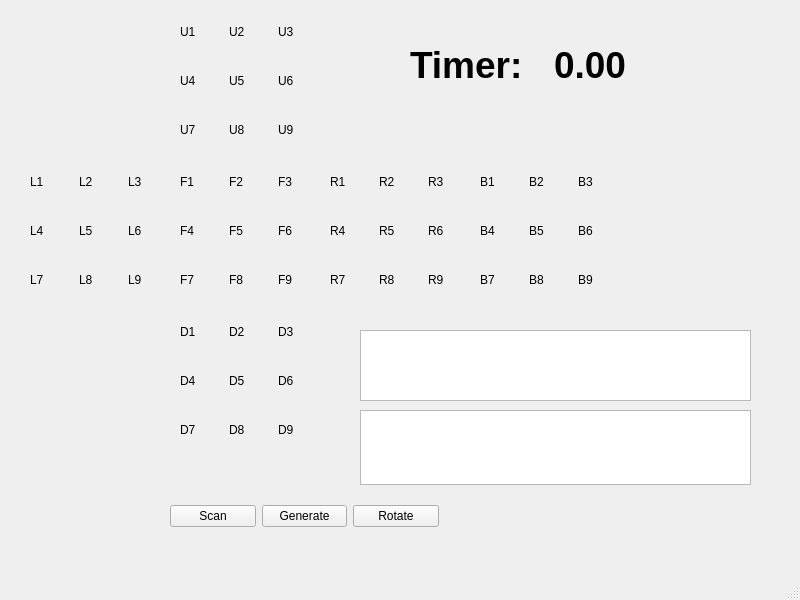
Above: Cube_display/mainwindow.ui from Hzhang11/SeniorDesign before the change. Below: the same form after it.
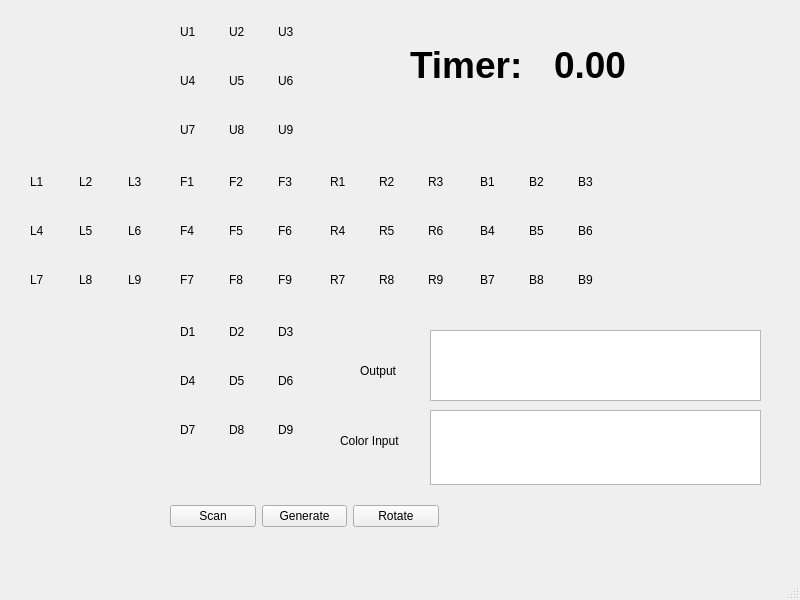
That is the form after the change.

```diff
--- a/Cube_display/mainwindow.ui
+++ b/Cube_display/mainwindow.ui
@@ -437,9 +437,9 @@
    <widget class="QTextEdit" name="positionText">
     <property name="geometry">
      <rect>
-      <x>360</x>
+      <x>430</x>
       <y>330</y>
-      <width>391</width>
+      <width>331</width>
       <height>71</height>
      </rect>
     </property>
@@ -1358,13 +1358,39 @@
    <widget class="QTextEdit" name="colorText">
     <property name="geometry">
      <rect>
-      <x>360</x>
+      <x>430</x>
       <y>410</y>
-      <width>391</width>
+      <width>331</width>
       <height>75</height>
      </rect>
     </property>
    </widget>
+   <widget class="QLabel" name="label_2">
+    <property name="geometry">
+     <rect>
+      <x>340</x>
+      <y>430</y>
+      <width>81</width>
+      <height>21</height>
+     </rect>
+    </property>
+    <property name="text">
+     <string>Color Input</string>
+    </property>
+   </widget>
+   <widget class="QLabel" name="label_3">
+    <property name="geometry">
+     <rect>
+      <x>360</x>
+      <y>360</y>
+      <width>81</width>
+      <height>21</height>
+     </rect>
+    </property>
+    <property name="text">
+     <string>Output</string>
+    </property>
+   </widget>
   </widget>
   <widget class="QMenuBar" name="menubar">
    <property name="geometry">
```
